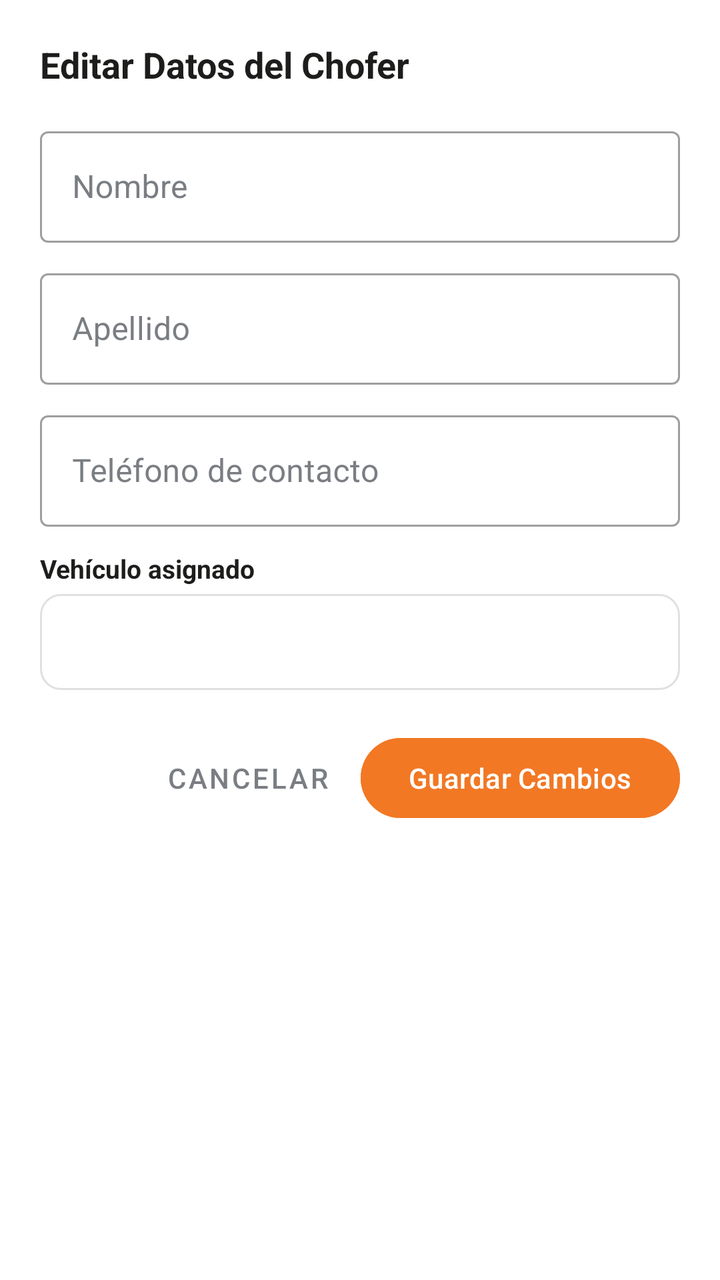
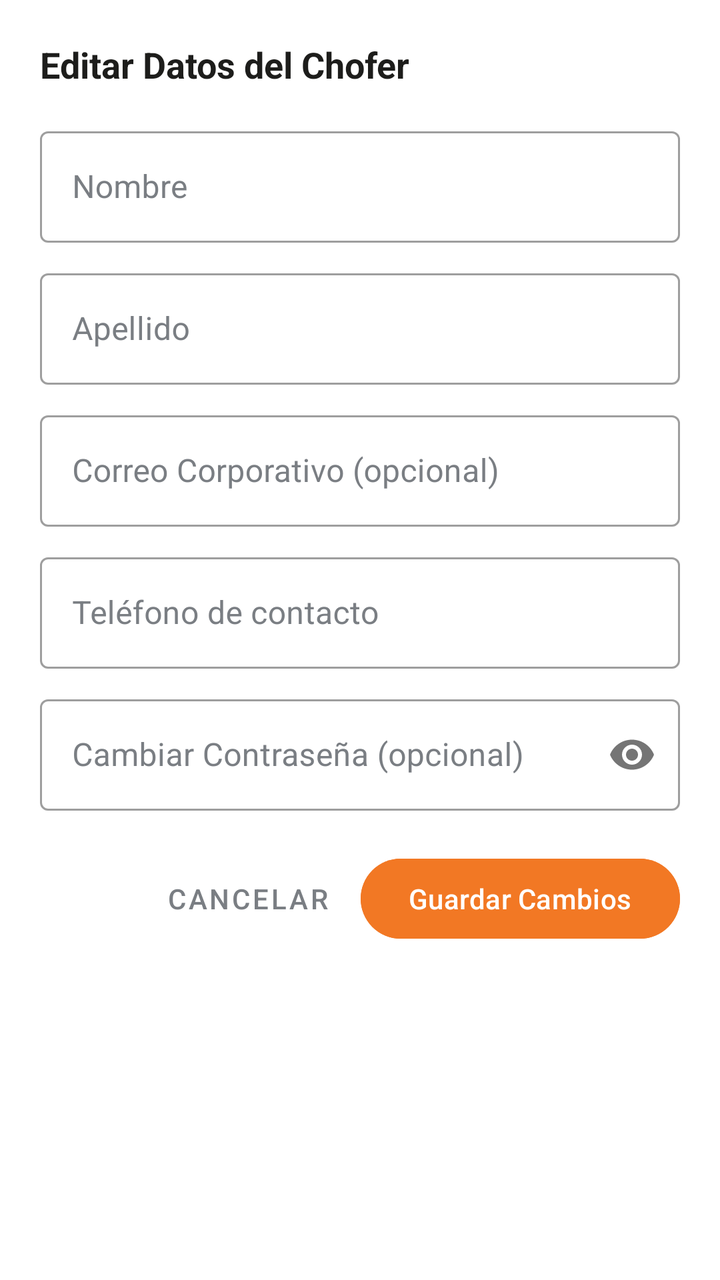

The first picture is an Android layout as it rendered before a commit; the second is the same layout after the commit. The layout source and the unified diff follow.
<!-- AndroidManifest.xml: application theme Theme.CautivaAppAdmin -->
<!-- res/layout/dialogo_editar_trabajador.xml -->
<?xml version="1.0" encoding="utf-8"?>
<LinearLayout xmlns:android="http://schemas.android.com/apk/res/android"
    xmlns:app="http://schemas.android.com/apk/res-auto"
    android:layout_width="match_parent"
    android:layout_height="wrap_content"
    android:orientation="vertical"
    android:padding="20dp"
    android:background="@color/blanco">

    <TextView
        android:layout_width="wrap_content"
        android:layout_height="wrap_content"
        android:text="Editar Datos del Chofer"
        android:textColor="@color/negro_cautiva"
        android:textSize="18sp"
        android:textStyle="bold" />

    <com.google.android.material.textfield.TextInputLayout
        style="@style/EstiloEntradaTextoCautiva"
        android:layout_width="match_parent"
        android:layout_height="wrap_content"
        android:layout_marginTop="16dp"
        android:hint="@string/etiqueta_nombre"
        android:textColorHint="@color/gris_eslogan"
        app:boxBackgroundColor="@color/blanco"
        app:boxStrokeColor="@color/selector_borde_campo_texto"
        app:hintTextColor="@color/naranja_cautiva">

        <com.google.android.material.textfield.TextInputEditText
            android:id="@+id/campo_editar_nombre"
            android:layout_width="match_parent"
            android:layout_height="wrap_content"
            android:inputType="textPersonName"
            android:textColor="@color/negro_cautiva"
            android:textColorHint="@color/gris_eslogan" />
    </com.google.android.material.textfield.TextInputLayout>

    <com.google.android.material.textfield.TextInputLayout
        style="@style/EstiloEntradaTextoCautiva"
        android:layout_width="match_parent"
        android:layout_height="wrap_content"
        android:layout_marginTop="10dp"
        android:hint="@string/etiqueta_apellido"
        android:textColorHint="@color/gris_eslogan"
        app:boxBackgroundColor="@color/blanco"
        app:boxStrokeColor="@color/selector_borde_campo_texto"
        app:hintTextColor="@color/naranja_cautiva">

        <com.google.android.material.textfield.TextInputEditText
            android:id="@+id/campo_editar_apellido"
            android:layout_width="match_parent"
            android:layout_height="wrap_content"
            android:inputType="textPersonName"
            android:textColor="@color/negro_cautiva"
            android:textColorHint="@color/gris_eslogan" />
    </com.google.android.material.textfield.TextInputLayout>

    <com.google.android.material.textfield.TextInputLayout
        style="@style/EstiloEntradaTextoCautiva"
        android:layout_width="match_parent"
        android:layout_height="wrap_content"
        android:layout_marginTop="10dp"
        android:hint="@string/etiqueta_telefono"
        android:textColorHint="@color/gris_eslogan"
        app:boxBackgroundColor="@color/blanco"
        app:boxStrokeColor="@color/selector_borde_campo_texto"
        app:hintTextColor="@color/naranja_cautiva">

        <com.google.android.material.textfield.TextInputEditText
            android:id="@+id/campo_editar_telefono"
            android:layout_width="match_parent"
            android:layout_height="wrap_content"
            android:inputType="phone"
            android:textColor="@color/negro_cautiva"
            android:textColorHint="@color/gris_eslogan" />
    </com.google.android.material.textfield.TextInputLayout>

    <TextView
        android:layout_width="wrap_content"
        android:layout_height="wrap_content"
        android:layout_marginTop="12dp"
        android:text="@string/etiqueta_vehiculo_asignado"
        android:textColor="@color/negro_cautiva"
        android:textSize="13sp"
        android:textStyle="bold" />

    <Spinner
        android:id="@+id/selector_editar_vehiculo"
        android:layout_width="match_parent"
        android:layout_height="48dp"
        android:layout_marginTop="4dp"
        android:background="@drawable/fondo_campo_texto"
        android:paddingHorizontal="10dp" />

    <LinearLayout
        android:layout_width="match_parent"
        android:layout_height="wrap_content"
        android:layout_marginTop="20dp"
        android:gravity="end"
        android:orientation="horizontal">

        <com.google.android.material.button.MaterialButton
            android:id="@+id/boton_cancelar_edicion"
            style="@style/Widget.MaterialComponents.Button.TextButton"
            android:layout_width="wrap_content"
            android:layout_height="wrap_content"
            android:text="Cancelar"
            android:textColor="@color/gris_eslogan" />

        <com.google.android.material.button.MaterialButton
            android:id="@+id/boton_guardar_edicion"
            android:layout_width="wrap_content"
            android:layout_height="wrap_content"
            android:layout_marginStart="8dp"
            android:backgroundTint="@color/naranja_cautiva"
            android:text="Guardar Cambios"
            android:textColor="@color/blanco" />
    </LinearLayout>

</LinearLayout>
<!-- resources referenced by this layout -->
<resources>
  <color name="blanco">#FFFFFF</color>
  <color name="gris_eslogan">#7A7E83</color>
  <color name="naranja_cautiva">#F27824</color>
  <color name="negro_cautiva">#1D1D1B</color>
  <!-- drawable fondo_campo_texto (drawable) -->
  <?xml version="1.0" encoding="utf-8"?>
  <shape xmlns:android="http://schemas.android.com/apk/res/android"
      android:shape="rectangle">
      <solid android:color="@color/blanco" />
      <corners android:radius="10dp" />
      <stroke
          android:width="1dp"
          android:color="@color/gris_claro" />
  </shape>
  <string name="etiqueta_apellido">Apellido</string>
  <string name="etiqueta_nombre">Nombre</string>
  <string name="etiqueta_telefono">Teléfono de contacto</string>
  <string name="etiqueta_vehiculo_asignado">Vehículo asignado</string>
  <style name="EstiloEntradaTextoCautiva" parent="Widget.MaterialComponents.TextInputLayout.OutlinedBox">
          <item name="boxBackgroundColor">@color/blanco</item>
          <item name="boxBackgroundMode">outline</item>
          <item name="boxStrokeColor">@color/selector_borde_campo_texto</item>
          <item name="boxStrokeWidth">1dp</item>
          <item name="boxStrokeWidthFocused">2dp</item>
          <item name="android:textColorHint">@color/gris_eslogan</item>
          <item name="hintTextColor">@color/naranja_cautiva</item>
          <item name="startIconTint">@color/gris_eslogan</item>
          <item name="endIconTint">@color/gris_eslogan</item>
      </style>
  <style name="Theme.CautivaAppAdmin" parent="Base.Theme.CautivaAppAdmin" />
  <color name="gris_claro">#E0E0E0</color>
  <style name="Base.Theme.CautivaAppAdmin" parent="Theme.Material3.Light.NoActionBar">
          <item name="colorPrimary">@color/amarillo_cautiva</item>
          <item name="colorOnPrimary">@color/negro_cautiva</item>
          <item name="colorSecondary">@color/naranja_cautiva</item>
          <item name="colorOnSecondary">@color/blanco</item>
          <item name="android:statusBarColor">@color/negro_cautiva</item>
          <item name="android:windowLightStatusBar">false</item>
          <item name="android:windowBackground">@color/fondo_app</item>
  
          
          <item name="android:editTextColor">@color/negro_cautiva</item>
          <item name="android:textColor">@color/negro_cautiva</item>
          <item name="android:textColorHint">@color/gris_eslogan</item>
          <item name="editTextStyle">@style/EstiloCampoEdicionCautiva</item>
          <item name="textInputStyle">@style/EstiloEntradaTextoCautiva</item>
      </style>
  <color name="amarillo_cautiva">#F3B21B</color>
  <color name="fondo_app">#F5F6F8</color>
  <style name="EstiloCampoEdicionCautiva" parent="Widget.MaterialComponents.TextInputEditText.OutlinedBox">
          <item name="android:textColor">@color/negro_cautiva</item>
          <item name="android:textColorHint">@color/gris_eslogan</item>
      </style>
</resources>

<!-- the commit's change to res/layout/dialogo_editar_trabajador.xml (unified diff, before → after) -->
@@ -15,6 +15,7 @@
         android:textSize="18sp"
         android:textStyle="bold" />
 
+    
     <com.google.android.material.textfield.TextInputLayout
         style="@style/EstiloEntradaTextoCautiva"
         android:layout_width="match_parent"
@@ -35,6 +36,7 @@
             android:textColorHint="@color/gris_eslogan" />
     </com.google.android.material.textfield.TextInputLayout>
 
+    
     <com.google.android.material.textfield.TextInputLayout
         style="@style/EstiloEntradaTextoCautiva"
         android:layout_width="match_parent"
@@ -55,6 +57,28 @@
             android:textColorHint="@color/gris_eslogan" />
     </com.google.android.material.textfield.TextInputLayout>
 
+    
+    <com.google.android.material.textfield.TextInputLayout
+        style="@style/EstiloEntradaTextoCautiva"
+        android:layout_width="match_parent"
+        android:layout_height="wrap_content"
+        android:layout_marginTop="10dp"
+        android:hint="Correo Corporativo (opcional)"
+        android:textColorHint="@color/gris_eslogan"
+        app:boxBackgroundColor="@color/blanco"
+        app:boxStrokeColor="@color/selector_borde_campo_texto"
+        app:hintTextColor="@color/naranja_cautiva">
+
+        <com.google.android.material.textfield.TextInputEditText
+            android:id="@+id/campo_editar_correo"
+            android:layout_width="match_parent"
+            android:layout_height="wrap_content"
+            android:inputType="textEmailAddress"
+            android:textColor="@color/negro_cautiva"
+            android:textColorHint="@color/gris_eslogan" />
+    </com.google.android.material.textfield.TextInputLayout>
+
+    
     <com.google.android.material.textfield.TextInputLayout
         style="@style/EstiloEntradaTextoCautiva"
         android:layout_width="match_parent"
@@ -75,22 +99,28 @@
             android:textColorHint="@color/gris_eslogan" />
     </com.google.android.material.textfield.TextInputLayout>
 
-    <TextView
-        android:layout_width="wrap_content"
+    
+    <com.google.android.material.textfield.TextInputLayout
+        style="@style/EstiloEntradaTextoCautiva"
+        android:layout_width="match_parent"
         android:layout_height="wrap_content"
-        android:layout_marginTop="12dp"
-        android:text="@string/etiqueta_vehiculo_asignado"
-        android:textColor="@color/negro_cautiva"
-        android:textSize="13sp"
-        android:textStyle="bold" />
+        android:layout_marginTop="10dp"
+        android:hint="Cambiar Contraseña (opcional)"
+        android:textColorHint="@color/gris_eslogan"
+        app:boxBackgroundColor="@color/blanco"
+        app:boxStrokeColor="@color/selector_borde_campo_texto"
+        app:endIconTint="@color/gris_eslogan"
+        app:hintTextColor="@color/naranja_cautiva"
+        app:passwordToggleEnabled="true">
 
-    <Spinner
-        android:id="@+id/selector_editar_vehiculo"
-        android:layout_width="match_parent"
-        android:layout_height="48dp"
-        android:layout_marginTop="4dp"
-        android:background="@drawable/fondo_campo_texto"
-        android:paddingHorizontal="10dp" />
+        <com.google.android.material.textfield.TextInputEditText
+            android:id="@+id/campo_editar_clave"
+            android:layout_width="match_parent"
+            android:layout_height="wrap_content"
+            android:inputType="textPassword"
+            android:textColor="@color/negro_cautiva"
+            android:textColorHint="@color/gris_eslogan" />
+    </com.google.android.material.textfield.TextInputLayout>
 
     <LinearLayout
         android:layout_width="match_parent"
<!-- resource entries referenced after the edit -->
@@ -4,20 +4,9 @@
   <color name="gris_eslogan">#7A7E83</color>
   <color name="naranja_cautiva">#F27824</color>
   <color name="negro_cautiva">#1D1D1B</color>
-  <!-- drawable fondo_campo_texto (drawable) -->
-  <?xml version="1.0" encoding="utf-8"?>
-  <shape xmlns:android="http://schemas.android.com/apk/res/android"
-      android:shape="rectangle">
-      <solid android:color="@color/blanco" />
-      <corners android:radius="10dp" />
-      <stroke
-          android:width="1dp"
-          android:color="@color/gris_claro" />
-  </shape>
   <string name="etiqueta_apellido">Apellido</string>
   <string name="etiqueta_nombre">Nombre</string>
   <string name="etiqueta_telefono">Teléfono de contacto</string>
-  <string name="etiqueta_vehiculo_asignado">Vehículo asignado</string>
   <style name="EstiloEntradaTextoCautiva" parent="Widget.MaterialComponents.TextInputLayout.OutlinedBox">
           <item name="boxBackgroundColor">@color/blanco</item>
           <item name="boxBackgroundMode">outline</item>
@@ -30,7 +19,6 @@
           <item name="endIconTint">@color/gris_eslogan</item>
       </style>
   <style name="Theme.CautivaAppAdmin" parent="Base.Theme.CautivaAppAdmin" />
-  <color name="gris_claro">#E0E0E0</color>
   <style name="Base.Theme.CautivaAppAdmin" parent="Theme.Material3.Light.NoActionBar">
           <item name="colorPrimary">@color/amarillo_cautiva</item>
           <item name="colorOnPrimary">@color/negro_cautiva</item>
